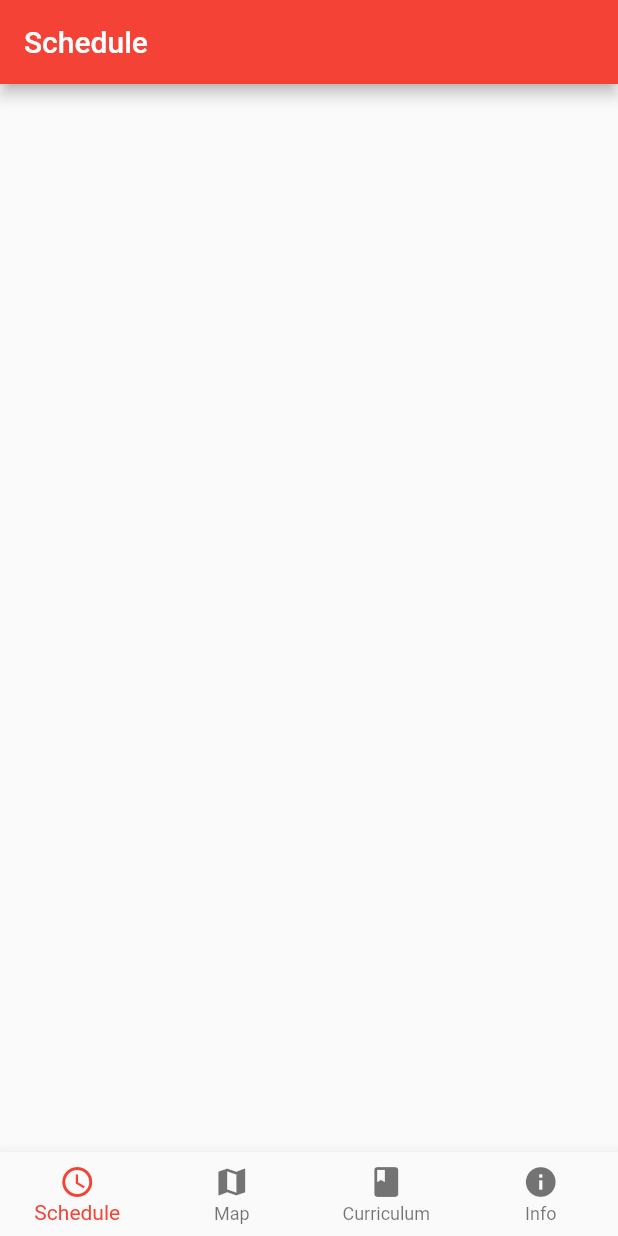
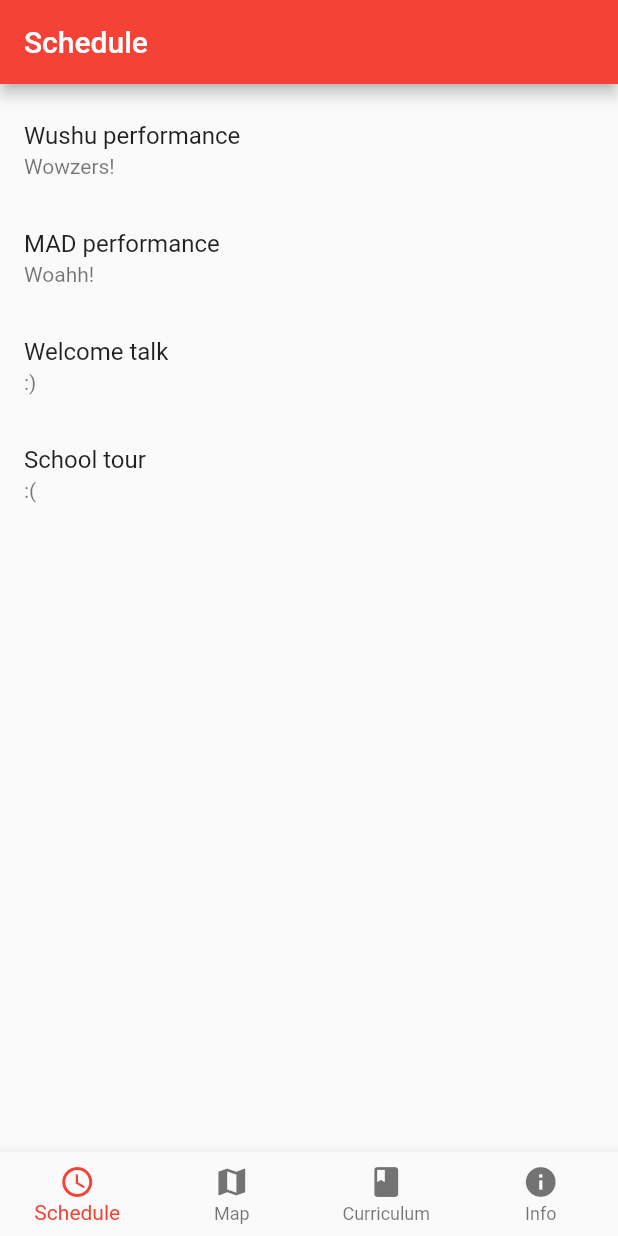
Before and after one commit to ZChenxin/OHA, a Flutter app: the screen it shows after launch, on a phone screen of 412 x 824 dp. Run offline on Flutter 3.47's test engine with Material 2 defaults, Android fonts, the phone set to English and light mode, and no system bars.

Commit message:
Implement initial MVP architecture & initial Schedule feature
Move individual views & features into separate packages:
 * Container view with navigation and app bar in app/
 * Schedule feature (including views, presenters & repos) in schedule/

More about the MVP architecture implementation:
 * Base Presenter and View classes in mvp/ directory

 * 3 main files per package: view.dart, presenter.dart, repository.dart
     view.dart       -> View implementations
     presenter.dart  -> Presenter implementations
     repository.dart -> Repository implementations

 * 2 accompanying files per package: contract.dart, data.dart
     contract.dart   -> Interface between view & presenter impls
     data.dart       -> Interface between presenter & repo impls + data classes

If needed, documentation pertaining to the implementation of the
architecture can be added to the doc/ directory.

```diff
--- a/lib/app.dart
+++ /dev/null
@@ -1,98 +0,0 @@
-import 'package:flutter/material.dart';
-
-class HcApp extends StatelessWidget {
-  const HcApp() : super();
-
-  @override
-  Widget build(BuildContext context) {
-    return new MaterialApp(
-      theme: new ThemeData(primarySwatch: Colors.red),
-      home: new ContainerScreen(),
-    );
-  }
-}
-
-class NavigationIconView {
-  NavigationIconView({
-    Widget icon,
-    Widget title,
-    Color color,
-  })
-      : item = new BottomNavigationBarItem(
-    icon: icon,
-    title: title,
-    backgroundColor: color,
-  );
-
-  final BottomNavigationBarItem item;
-}
-
-class ContainerScreen extends StatefulWidget {
-  @override
-  _ContainerScreenState createState() => new _ContainerScreenState();
-}
-
-class _ContainerScreenState extends State<ContainerScreen>
-    with TickerProviderStateMixin {
-  int _currentIndex = 0;
-  List<NavigationIconView> _navigationViews;
-  List<Text> _titles;
-
-  @override
-  void initState() {
-    super.initState();
-
-    _titles = [
-      const Text("Schedule"),
-      const Text("Map"),
-      const Text("Curriculum"),
-      const Text("Info"),
-    ];
-
-    _navigationViews = [
-      new NavigationIconView(
-        icon: const Icon(Icons.schedule),
-        title: _titles[0],
-        color: Colors.red,
-      ),
-      new NavigationIconView(
-        icon: const Icon(Icons.map),
-        title: _titles[1],
-        color: Colors.red,
-      ),
-      new NavigationIconView(
-        icon: const Icon(Icons.book),
-        title: _titles[2],
-        color: Colors.red,
-      ),
-      new NavigationIconView(
-        icon: const Icon(Icons.info),
-        title: _titles[3],
-        color: Colors.red,
-      ),
-    ];
-  }
-
-  @override
-  Widget build(BuildContext context) {
-    final BottomNavigationBar bottomNavigationBar = new BottomNavigationBar(
-      items: _navigationViews
-          .map((NavigationIconView navigationView) => navigationView.item)
-          .toList(),
-      currentIndex: _currentIndex,
-      type: BottomNavigationBarType.fixed,
-      onTap: (int index) {
-        setState(() {
-          _currentIndex = index;
-        });
-      },
-    );
-
-    return new Scaffold(
-      appBar: new AppBar(
-        title: _titles[_currentIndex],
-      ),
-      bottomNavigationBar: bottomNavigationBar,
-    );
-  }
-}
--- /dev/null
+++ b/lib/app/contract.dart
@@ -0,0 +1,13 @@
+import 'package:flutter/material.dart';
+import 'package:hwa_chong/mvp/framework.dart';
+
+abstract class Presenter implements BasePresenter {
+  void navigateApp(int index);
+}
+
+abstract class View implements BaseView<Presenter> {
+  void loadApp(String appBarTitle,
+      List<BottomNavigationBarItem> navigationItems,
+      int currentIndex,
+      Widget body);
+}
--- /dev/null
+++ b/lib/app/data.dart
@@ -0,0 +1,22 @@
+import 'dart:async';
+
+import 'package:flutter/material.dart';
+
+/// Contains data of elements to be displayed in the View.
+class AppDetail {
+  final List<NavigationView> navigationViews;
+
+  const AppDetail(this.navigationViews);
+}
+
+/// Contains data of a navigation item in the navigation bar.
+class NavigationView {
+  final String title;
+  final IconData iconData;
+
+  const NavigationView(this.title, this.iconData);
+}
+
+abstract class Repository {
+  Future<AppDetail> fetch();
+}
--- /dev/null
+++ b/lib/app/presenter.dart
@@ -0,0 +1,64 @@
+import 'package:flutter/material.dart';
+import 'package:hwa_chong/app/contract.dart';
+import 'package:hwa_chong/app/data.dart';
+import 'package:hwa_chong/schedule/view.dart';
+
+class AppPresenter extends Presenter {
+  static const SCHEDULE_INDEX = 0;
+  static const MAP_INDEX = 1;
+  static const CURRICULUM_INDEX = 2;
+  static const INFO_INDEX = 3;
+  static const INITIAL_NAVIGATION_INDEX = SCHEDULE_INDEX;
+
+  final Repository _repository;
+  final View _view;
+
+  AppDetail _appDetail;
+
+  AppPresenter(this._view, this._repository);
+
+  @override
+  void loadInitialQueries() {
+    _repository.fetch().then((appDetail) {
+      _appDetail = appDetail;
+      navigateApp(INITIAL_NAVIGATION_INDEX);
+    });
+  }
+
+  @override
+  void navigateApp(int index) {
+    final String title = _appDetail.navigationViews[index].title;
+
+    final List<BottomNavigationBarItem> bottomNavigationBarItems = _appDetail
+        .navigationViews
+        .map((navigationView) =>
+    new BottomNavigationBarItem(
+        icon: new Icon(navigationView.iconData),
+        title: new Text(navigationView.title)))
+        .toList();
+
+    // Flutter doesn't support Dart's MirrorSystem API, which is
+    // an API similar to Java's Reflection API.
+    // Hence, we have to move some logic pertaining to the individual
+    // tabs from the Repository into the Presenter itself.
+    //
+    // TODO: Instantiate the appropriate views once implemented.
+    Widget body;
+    switch (index) {
+      case SCHEDULE_INDEX:
+        body = new ScheduleView();
+        break;
+      case MAP_INDEX:
+        body = new ScheduleView();
+        break;
+      case CURRICULUM_INDEX:
+        body = new ScheduleView();
+        break;
+      case INFO_INDEX:
+        body = new ScheduleView();
+        break;
+    }
+
+    _view.loadApp(title, bottomNavigationBarItems, index, body);
+  }
+}
--- /dev/null
+++ b/lib/app/repository.dart
@@ -0,0 +1,21 @@
+import 'dart:async';
+
+import 'package:flutter/material.dart';
+import 'package:hwa_chong/app/data.dart';
+
+const AppDetail kAppDetail = const AppDetail(
+  const [
+    const NavigationView("Schedule", Icons.schedule),
+    const NavigationView("Map", Icons.map),
+    const NavigationView("Curriculum", Icons.book),
+    const NavigationView("Info", Icons.info),
+  ],
+);
+
+class AppRepository implements Repository {
+
+  @override
+  Future<AppDetail> fetch() {
+    return new Future.value(kAppDetail);
+  }
+}
--- /dev/null
+++ b/lib/app/view.dart
@@ -0,0 +1,90 @@
+import 'package:flutter/material.dart';
+import 'package:hwa_chong/app/contract.dart';
+import 'package:hwa_chong/app/presenter.dart';
+import 'package:hwa_chong/app/repository.dart';
+
+class HcApp extends StatelessWidget {
+  const HcApp() : super();
+
+  @override
+  Widget build(BuildContext context) {
+    return new MaterialApp(
+      theme: new ThemeData(primarySwatch: Colors.red),
+      home: new AppView(),
+    );
+  }
+}
+
+class AppView extends StatefulWidget {
+  @override
+  _AppViewState createState() => new _AppViewState();
+}
+
+class _AppViewState extends State<AppView> implements View {
+  Presenter _presenter;
+
+  // Elements to be displayed in the widget.
+  String _appBarTitle;
+  List<BottomNavigationBarItem> _bottomNavigationBarItems;
+  int _currentIndex = -1;
+  Widget _body;
+
+  _AppViewState() {
+    setPresenter(new AppPresenter(this, new AppRepository()));
+  }
+
+  @override
+  void initState() {
+    super.initState();
+
+    _presenter.loadInitialQueries();
+  }
+
+  @override
+  Widget build(BuildContext context) {
+    if (!areContentsReady()) {
+      return new Scaffold(
+        appBar: new AppBar(),
+      );
+    }
+
+    return new Scaffold(
+      appBar: new AppBar(
+        title: new Text(_appBarTitle),
+      ),
+      bottomNavigationBar: new BottomNavigationBar(
+        items: _bottomNavigationBarItems,
+        currentIndex: _currentIndex,
+        type: BottomNavigationBarType.fixed,
+        onTap: (int newIndex) => _presenter.navigateApp(newIndex),
+      ),
+      body: _body,
+    );
+  }
+
+  /// True if all data has been fetched and is ready to be displayed.
+  bool areContentsReady() {
+    return _currentIndex >= 0 &&
+        _appBarTitle != null &&
+        _bottomNavigationBarItems != null &&
+        _body != null;
+  }
+
+  @override
+  void setPresenter(Presenter presenter) {
+    _presenter = presenter;
+  }
+
+  @override
+  void loadApp(String appBarTitle,
+      List<BottomNavigationBarItem> bottomNavigationBarItems,
+      int currentIndex,
+      Widget body) {
+    setState(() {
+      _appBarTitle = appBarTitle;
+      _bottomNavigationBarItems = bottomNavigationBarItems;
+      _currentIndex = currentIndex;
+      _body = body;
+    });
+  }
+}
--- a/lib/main.dart
+++ b/lib/main.dart
@@ -1,5 +1,5 @@
 import 'package:flutter/material.dart';
-import 'package:hwa_chong/app.dart';
+import 'package:hwa_chong/app/view.dart';
 
 void main() {
   runApp(const HcApp());
--- /dev/null
+++ b/lib/mvp/framework.dart
@@ -0,0 +1,9 @@
+/// Controller for a [BaseView]
+abstract class BasePresenter {
+  void loadInitialQueries();
+}
+
+/// Displays data from a [BasePresenter] to the user through the UI
+abstract class BaseView<T> {
+  void setPresenter(T presenter);
+}
--- /dev/null
+++ b/lib/schedule/contract.dart
@@ -0,0 +1,10 @@
+import 'package:hwa_chong/mvp/framework.dart';
+import 'package:hwa_chong/schedule/data.dart';
+
+abstract class Presenter extends BasePresenter {
+  void loadSchedule();
+}
+
+abstract class View extends BaseView<Presenter> {
+  void showSchedule(List<ScheduleDetail> schedule);
+}
--- /dev/null
+++ b/lib/schedule/data.dart
@@ -0,0 +1,16 @@
+import 'dart:async';
+
+class ScheduleDetail {
+  final String title;
+  final String subtitle;
+  final String startTime;
+  final String endTime;
+  final String location;
+
+  const ScheduleDetail(this.title, this.subtitle, this.startTime, this.endTime,
+      this.location);
+}
+
+abstract class Repository {
+  Future<List<ScheduleDetail>> fetch();
+}
--- /dev/null
+++ b/lib/schedule/presenter.dart
@@ -0,0 +1,21 @@
+import 'package:hwa_chong/schedule/contract.dart';
+import 'package:hwa_chong/schedule/data.dart';
+
+class SchedulePresenter extends Presenter {
+
+  Repository _repository;
+  View _view;
+
+  SchedulePresenter(this._view, this._repository);
+
+  @override
+  void loadInitialQueries() {
+    loadSchedule();
+  }
+
+  @override
+  void loadSchedule() {
+    _repository.fetch()
+        .then((schedule) => _view.showSchedule(schedule));
+  }
+}
--- /dev/null
+++ b/lib/schedule/repository.dart
@@ -0,0 +1,21 @@
+import 'dart:async';
+
+import 'package:hwa_chong/schedule/data.dart';
+
+const kSchedule = const [
+  const ScheduleDetail(
+      "Wushu performance", "Wowzers!", "0930", "0940", "Central Plaza"),
+  const ScheduleDetail(
+      "MAD performance", "Woahh!", "0945", "1000", "Central Plaza"),
+  const ScheduleDetail("Welcome talk", ":)", "1010", "1030", "Auditorium"),
+  const ScheduleDetail(
+      "School tour", ":(", "1100", "1130", "Lecture Theatre 3"),
+];
+
+/// Mock implementation of a [ScheduleRepository] for fetching schedule data.
+class ScheduleRepository implements Repository {
+  @override
+  Future<List<ScheduleDetail>> fetch() {
+    return new Future.value(kSchedule);
+  }
+}
--- /dev/null
+++ b/lib/schedule/view.dart
@@ -0,0 +1,69 @@
+import 'package:flutter/material.dart';
+import 'package:hwa_chong/schedule/contract.dart';
+import 'package:hwa_chong/schedule/data.dart';
+import 'package:hwa_chong/schedule/presenter.dart';
+import 'package:hwa_chong/schedule/repository.dart';
+
+class ScheduleView extends StatefulWidget {
+  @override
+  State<StatefulWidget> createState() => new _ScheduleViewState();
+}
+
+class _ScheduleViewState extends State<ScheduleView> implements View {
+  Presenter _presenter;
+
+  // Elements to be displayed in the widget.
+  List<ScheduleDetail> _schedule;
+
+  _ScheduleViewState() {
+    setPresenter(new SchedulePresenter(this, new ScheduleRepository()));
+  }
+
+  @override
+  void initState() {
+    super.initState();
+
+    _presenter.loadInitialQueries();
+  }
+
+  @override
+  Widget build(BuildContext context) {
+    if (!areContentsReady()) {
+      return new Container();
+    }
+
+    final Iterable<Widget> listTiles =
+    _schedule.map((ScheduleDetail item) => buildListTile(item));
+    return new Scrollbar(
+      child: new ListView(
+        padding: new EdgeInsets.symmetric(vertical: 8.0),
+        children: listTiles.toList(),
+      ),
+    );
+  }
+
+  bool areContentsReady() {
+    return _schedule != null;
+  }
+
+  Widget buildListTile(ScheduleDetail item) {
+    return new MergeSemantics(
+      child: new ListTile(
+        title: new Text(item.title),
+        subtitle: new Text(item.subtitle),
+      ),
+    );
+  }
+
+  @override
+  void setPresenter(Presenter presenter) {
+    _presenter = presenter;
+  }
+
+  @override
+  void showSchedule(List<ScheduleDetail> schedule) {
+    setState(() {
+      _schedule = schedule;
+    });
+  }
+}
```
Also changed, not shown: 1 other file.
